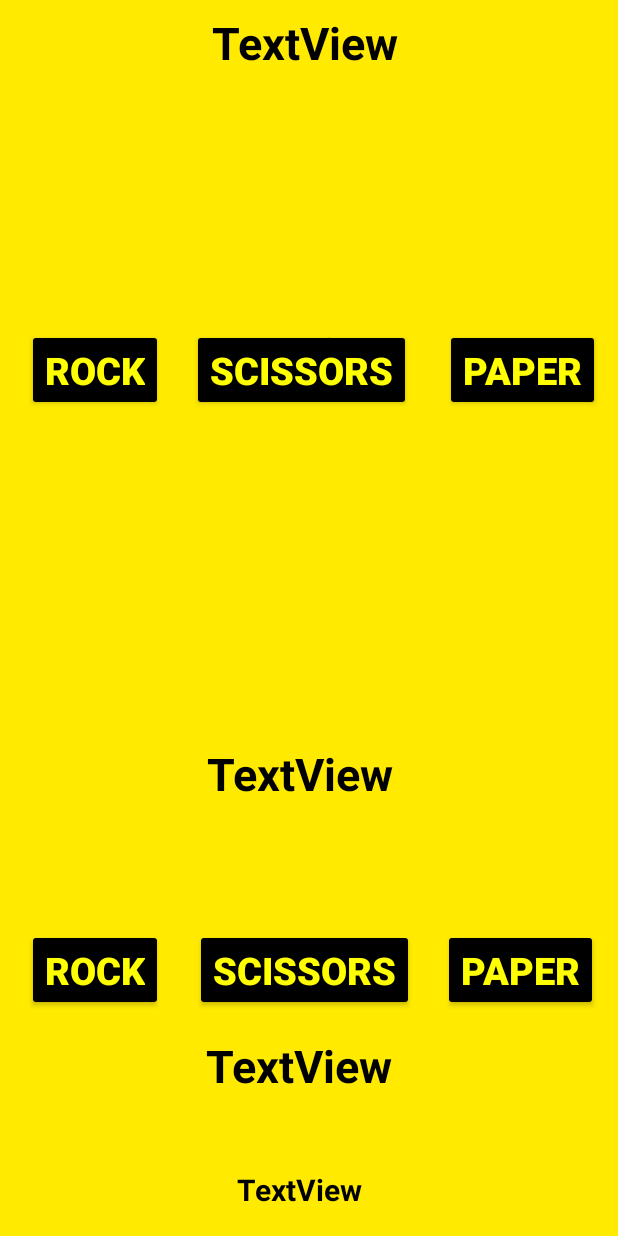
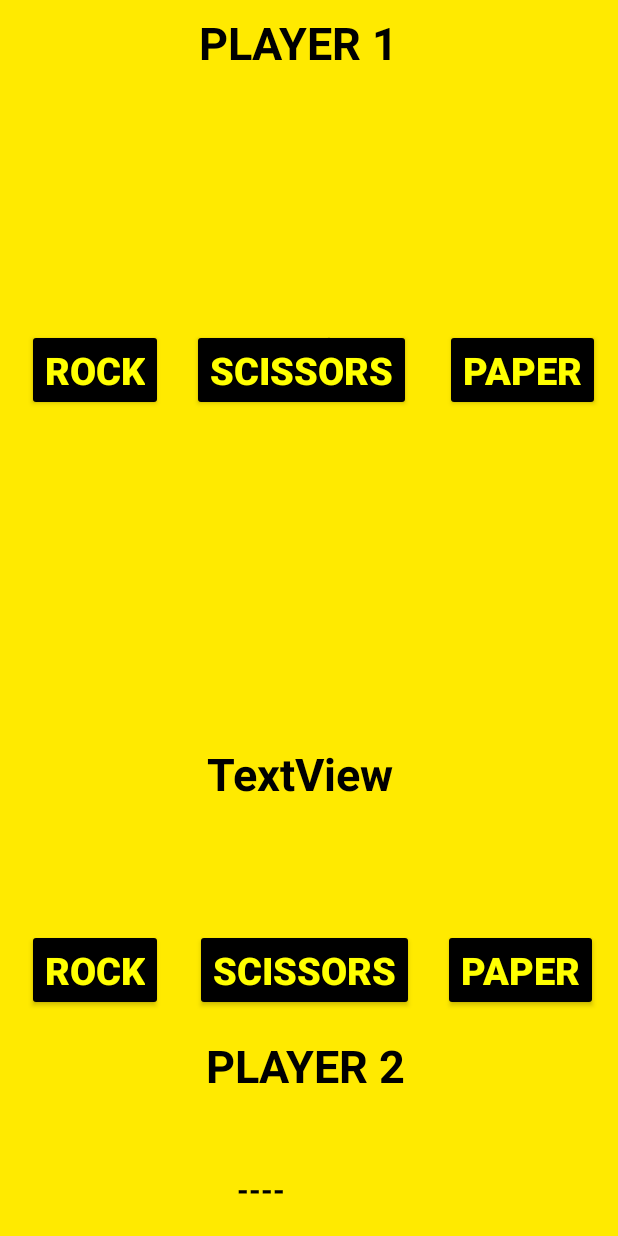
Before and after one commit to abirftw/RockPaperScissors, an Android app: the GameView screen opened directly, with no data from a screen before it, on a phone screen of 412 x 824 dp. Run offline under Robolectric (Android 15) with nearby library versions, the phone set to English and light mode, and no system bars.

```diff
--- a/app/src/main/java/com/example/rockpaperscissors/GameView.java
+++ b/app/src/main/java/com/example/rockpaperscissors/GameView.java
@@ -8,12 +8,40 @@ import android.widget.TextView;
 
 import com.example.rockpaperscissors.R;
 
+import java.util.Random;
+
 public class GameView extends Activity {
+    int x = 0;
+    int pos1 = 0, pos2 = 0;
+    boolean p1_played = false, p2_played = false;
     @Override
     public void onCreate(Bundle savedInstance){
         super.onCreate(savedInstance);
         setContentView(R.layout.game_view);
-        int x = getIntent().getIntExtra("str", 0);
-        System.out.println(x);
+        x = getIntent().getIntExtra("str", 0);
+        TextView play1 = (TextView) findViewById(R.id.op1);
+        TextView play2 = (TextView) findViewById(R.id.op2);
+        TextView result = (TextView) findViewById(R.id.result);
+        TextView p1 = (TextView) findViewById(R.id.p1);
+        TextView p2 = (TextView) findViewById(R.id.p2);
+        if(!p1_played || !p2_played){
+            result.setText("----");
+            if(x == 1){
+                p1.setText(getString(R.string.comp));
+                p2.setText(getString(R.string.player));
+            } else {
+                p1.setText(getString(R.string.player) + " 1");
+                p2.setText(getString(R.string.player) + " 2");
+            }
+        }
+        if(x == 1){
+            pos1 = rand();
+            System.out.println(pos1);
+        }
+
+    }
+    int rand(){
+        Random r = new Random();
+        return r.nextInt(3);
     }
 }
```
